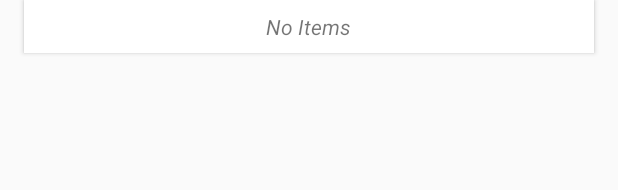
After one commit to David-Jackson/GettingThingsDone, an Android app: the layout view_holder_no_task.xml on its own in the app's theme, with its tools: preview values and no code run, on a phone screen of 412 x 824 dp. The commit adds this screen. Shown: the top 190 px of the screen. Run offline under Robolectric (Android 15) with nearby library versions, the phone set to English and light mode, and no system bars.

Commit message:
Added No Task row to buckets without any tasks

```diff
--- a/app/src/main/java/fyi/jackson/drew/gettingthingsdone/MainActivity.java
+++ b/app/src/main/java/fyi/jackson/drew/gettingthingsdone/MainActivity.java
@@ -89,7 +89,7 @@ public class MainActivity extends AppCompatActivity {
     private void setupViewModel() {
         viewModel = new AppViewModel();
         appDatabase = AppDatabase.getInstance(this);
-        viewModel.getItems(appDatabase.taskDao()).observe(this, new Observer<List<Task>>() {
+        viewModel.getItemsAndBuckets(appDatabase.taskDao()).observe(this, new Observer<List<Task>>() {
             @Override
             public void onChanged(@Nullable List<Task> tasks) {
                 taskAdapter.updateTaskList(tasks);
--- a/app/src/main/java/fyi/jackson/drew/gettingthingsdone/ui/Helpers.java
+++ b/app/src/main/java/fyi/jackson/drew/gettingthingsdone/ui/Helpers.java
@@ -11,6 +11,7 @@ public class Helpers {
             for (int j = 0; j < i; j++) {
                 String a = buckets.get(j).getName();
                 String b = buckets.get(j + 1).getName();
+                if (a.equals("Inbox") || b.equals("Trash")) continue;
                 if (b.equals("Inbox") || a.equals("Trash") || a.compareTo(b) > 0) {
                     Collections.swap(buckets, j, j + 1);
                 }
--- /dev/null
+++ b/app/src/main/res/layout/view_holder_no_task.xml
@@ -0,0 +1,25 @@
+<?xml version="1.0" encoding="utf-8"?>
+
+<android.support.v7.widget.CardView
+    xmlns:android="http://schemas.android.com/apk/res/android"
+    xmlns:app="http://schemas.android.com/apk/res-auto"
+    xmlns:tools="http://schemas.android.com/tools"
+    android:id="@+id/cardView"
+    android:layout_width="match_parent"
+    android:layout_height="wrap_content"
+    android:layout_marginEnd="@dimen/card_margin_horz"
+    android:layout_marginStart="@dimen/card_margin_horz"
+    app:cardCornerRadius="0dp" >
+
+        <TextView
+            android:layout_width="wrap_content"
+            android:layout_height="wrap_content"
+            android:text="No Items"
+            android:textStyle="italic"
+            android:layout_gravity="center"
+            android:layout_marginBottom="@dimen/card_list_item_padding_vert"
+            android:layout_marginEnd="@dimen/card_list_item_padding_horz"
+            android:layout_marginStart="@dimen/card_list_item_padding_horz"
+            android:layout_marginTop="@dimen/card_list_item_padding_vert"/>
+
+</android.support.v7.widget.CardView>
```
Also changed, not shown: app/src/main/java/fyi/jackson/drew/gettingthingsdone/recycler/TaskAdapter.java (+26 -9 lines), app/src/main/java/fyi/jackson/drew/gettingthingsdone/recycler/holders/NoTaskViewHolder.java (added, +11 -0 lines).
